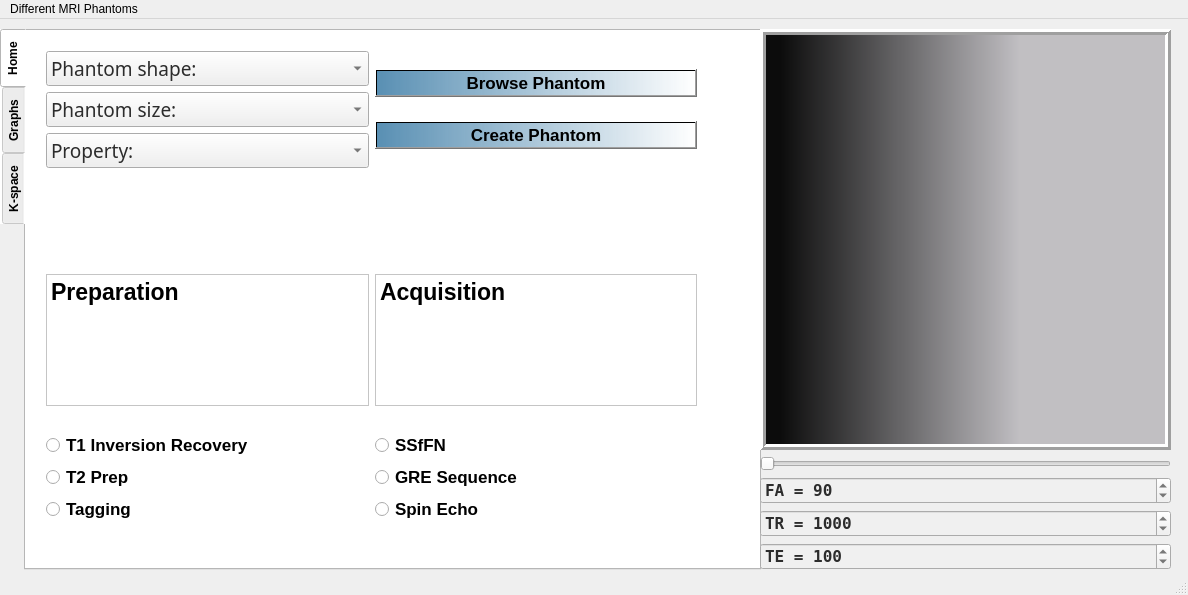
Before: the Qt Designer form Digital_phantom.ui in habiba1997/MRI-Simulator, drawn with Qt 5.
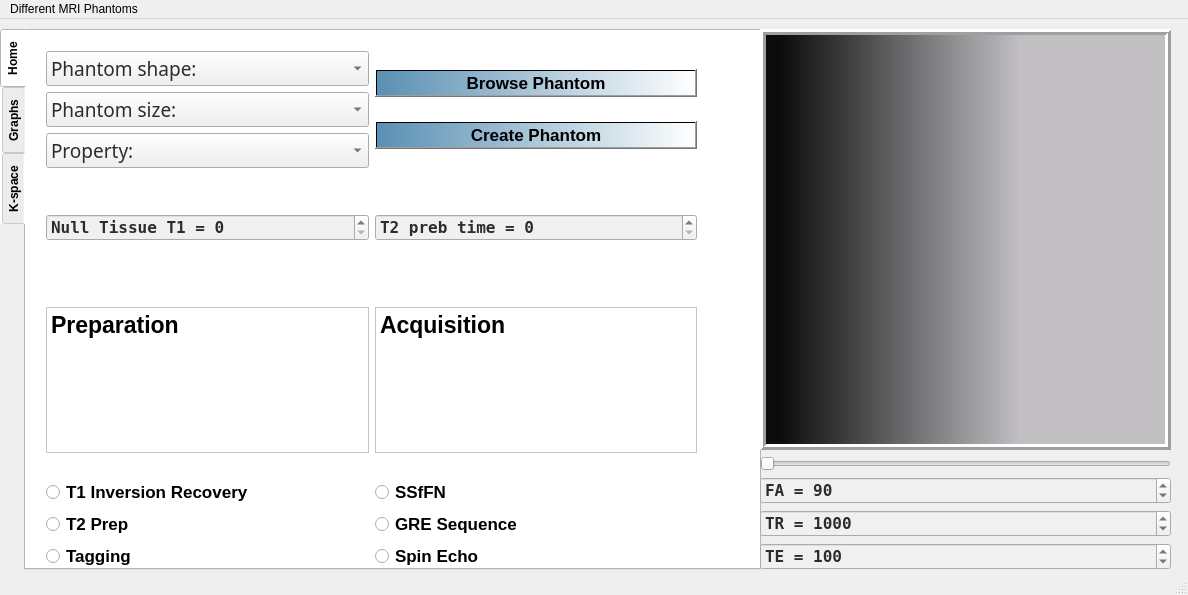
After: the same form once the commit is applied. Icons and pictures are not drawn. Custom widgets are drawn as their Qt base class.

The edit to the form file:
```diff
--- a/Digital_phantom.ui
+++ b/Digital_phantom.ui
@@ -59,7 +59,7 @@
         <x>20</x>
         <y>20</y>
         <width>651</width>
-        <height>471</height>
+        <height>518</height>
        </rect>
       </property>
       <layout class="QGridLayout" name="gridLayout_4">
@@ -259,7 +259,7 @@
        </item>
        <item row="2" column="0">
         <layout class="QGridLayout" name="gridLayout_2">
-         <item row="5" column="0">
+         <item row="7" column="0">
           <spacer name="horizontalSpacer_11">
            <property name="orientation">
             <enum>Qt::Horizontal</enum>
@@ -272,7 +272,7 @@
            </property>
           </spacer>
          </item>
-         <item row="6" column="0">
+         <item row="8" column="0">
           <widget class="QRadioButton" name="inversionRecovery">
            <property name="font">
             <font>
@@ -292,7 +292,7 @@
            </attribute>
           </widget>
          </item>
-         <item row="4" column="0">
+         <item row="6" column="0">
           <widget class="QPlainTextEdit" name="plainTextEdit_2">
            <property name="font">
             <font>
@@ -306,7 +306,7 @@
            </property>
           </widget>
          </item>
-         <item row="7" column="0">
+         <item row="9" column="0">
           <widget class="QRadioButton" name="t2prep">
            <property name="font">
             <font>
@@ -323,7 +323,7 @@
            </attribute>
           </widget>
          </item>
-         <item row="2" column="0">
+         <item row="4" column="0">
           <spacer name="horizontalSpacer_13">
            <property name="orientation">
             <enum>Qt::Horizontal</enum>
@@ -336,7 +336,7 @@
            </property>
           </spacer>
          </item>
-         <item row="8" column="0">
+         <item row="10" column="0">
           <widget class="QRadioButton" name="tagging">
            <property name="font">
             <font>
@@ -353,7 +353,20 @@
            </attribute>
           </widget>
          </item>
-         <item row="1" column="0">
+         <item row="5" column="0">
+          <spacer name="horizontalSpacer_14">
+           <property name="orientation">
+            <enum>Qt::Horizontal</enum>
+           </property>
+           <property name="sizeHint" stdset="0">
+            <size>
+             <width>40</width>
+             <height>20</height>
+            </size>
+           </property>
+          </spacer>
+         </item>
+         <item row="2" column="0">
           <spacer name="horizontalSpacer_7">
            <property name="orientation">
             <enum>Qt::Horizontal</enum>
@@ -379,24 +392,35 @@
            </property>
           </spacer>
          </item>
-         <item row="3" column="0">
-          <spacer name="horizontalSpacer_14">
-           <property name="orientation">
-            <enum>Qt::Horizontal</enum>
+         <item row="1" column="0">
+          <widget class="QSpinBox" name="NullTissue">
+           <property name="font">
+            <font>
+             <family>NSimSun</family>
+             <pointsize>12</pointsize>
+             <weight>75</weight>
+             <bold>true</bold>
+            </font>
            </property>
-           <property name="sizeHint" stdset="0">
-            <size>
-             <width>40</width>
-             <height>20</height>
-            </size>
+           <property name="styleSheet">
+            <string notr="true">background-color:rgb(240, 240, 240);color: rgb(44, 44, 44)</string>
            </property>
-          </spacer>
+           <property name="prefix">
+            <string>Null Tissue T1 = </string>
+           </property>
+           <property name="maximum">
+            <number>2500</number>
+           </property>
+           <property name="value">
+            <number>0</number>
+           </property>
+          </widget>
          </item>
         </layout>
        </item>
        <item row="2" column="1">
         <layout class="QGridLayout" name="gridLayout">
-         <item row="5" column="0">
+         <item row="9" column="0">
           <spacer name="horizontalSpacer_12">
            <property name="orientation">
             <enum>Qt::Horizontal</enum>
@@ -422,7 +446,7 @@
            </property>
           </spacer>
          </item>
-         <item row="7" column="0">
+         <item row="11" column="0">
           <widget class="QRadioButton" name="gre">
            <property name="font">
             <font>
@@ -442,7 +466,7 @@
            </attribute>
           </widget>
          </item>
-         <item row="8" column="0">
+         <item row="12" column="0">
           <widget class="QRadioButton" name="spin">
            <property name="font">
             <font>
@@ -459,33 +483,48 @@
            </attribute>
           </widget>
          </item>
+         <item row="10" column="0">
+          <widget class="QRadioButton" name="ssfp">
+           <property name="font">
+            <font>
+             <pointsize>13</pointsize>
+             <weight>75</weight>
+             <bold>true</bold>
+            </font>
+           </property>
+           <property name="text">
+            <string>SSfFN</string>
+           </property>
+           <attribute name="buttonGroup">
+            <string notr="true">buttonGroup</string>
+           </attribute>
+          </widget>
+         </item>
          <item row="1" column="0">
-          <spacer name="horizontalSpacer_10">
-           <property name="orientation">
-            <enum>Qt::Horizontal</enum>
+          <widget class="QSpinBox" name="T2prebTime">
+           <property name="font">
+            <font>
+             <family>NSimSun</family>
+             <pointsize>12</pointsize>
+             <weight>75</weight>
+             <bold>true</bold>
+            </font>
            </property>
-           <property name="sizeHint" stdset="0">
-            <size>
-             <width>40</width>
-             <height>20</height>
-            </size>
+           <property name="styleSheet">
+            <string notr="true">background-color:rgb(240, 240, 240);color: rgb(44, 44, 44)</string>
            </property>
-          </spacer>
-         </item>
-         <item row="3" column="0">
-          <spacer name="horizontalSpacer_16">
-           <property name="orientation">
-            <enum>Qt::Horizontal</enum>
+           <property name="prefix">
+            <string>T2 preb time = </string>
            </property>
-           <property name="sizeHint" stdset="0">
-            <size>
-             <width>40</width>
-             <height>20</height>
-            </size>
+           <property name="maximum">
+            <number>1000</number>
            </property>
-          </spacer>
+           <property name="value">
+            <number>0</number>
+           </property>
+          </widget>
          </item>
-         <item row="2" column="0">
+         <item row="6" column="0">
           <spacer name="horizontalSpacer_15">
            <property name="orientation">
             <enum>Qt::Horizontal</enum>
@@ -498,7 +537,7 @@
            </property>
           </spacer>
          </item>
-         <item row="4" column="0">
+         <item row="8" column="0">
           <widget class="QPlainTextEdit" name="plainTextEdit">
            <property name="font">
             <font>
@@ -512,22 +551,31 @@
            </property>
           </widget>
          </item>
-         <item row="6" column="0">
-          <widget class="QRadioButton" name="ssfp">
-           <property name="font">
-            <font>
-             <pointsize>13</pointsize>
-             <weight>75</weight>
-             <bold>true</bold>
-            </font>
+         <item row="7" column="0">
+          <spacer name="horizontalSpacer_16">
+           <property name="orientation">
+            <enum>Qt::Horizontal</enum>
            </property>
-           <property name="text">
-            <string>SSfFN</string>
+           <property name="sizeHint" stdset="0">
+            <size>
+             <width>40</width>
+             <height>20</height>
+            </size>
            </property>
-           <attribute name="buttonGroup">
-            <string notr="true">buttonGroup</string>
-           </attribute>
-          </widget>
+          </spacer>
+         </item>
+         <item row="3" column="0">
+          <spacer name="horizontalSpacer_10">
+           <property name="orientation">
+            <enum>Qt::Horizontal</enum>
+           </property>
+           <property name="sizeHint" stdset="0">
+            <size>
+             <width>40</width>
+             <height>20</height>
+            </size>
+           </property>
+          </spacer>
          </item>
         </layout>
        </item>
```
Left out of the diff: 26 changed lines with no effect on the pictures.
